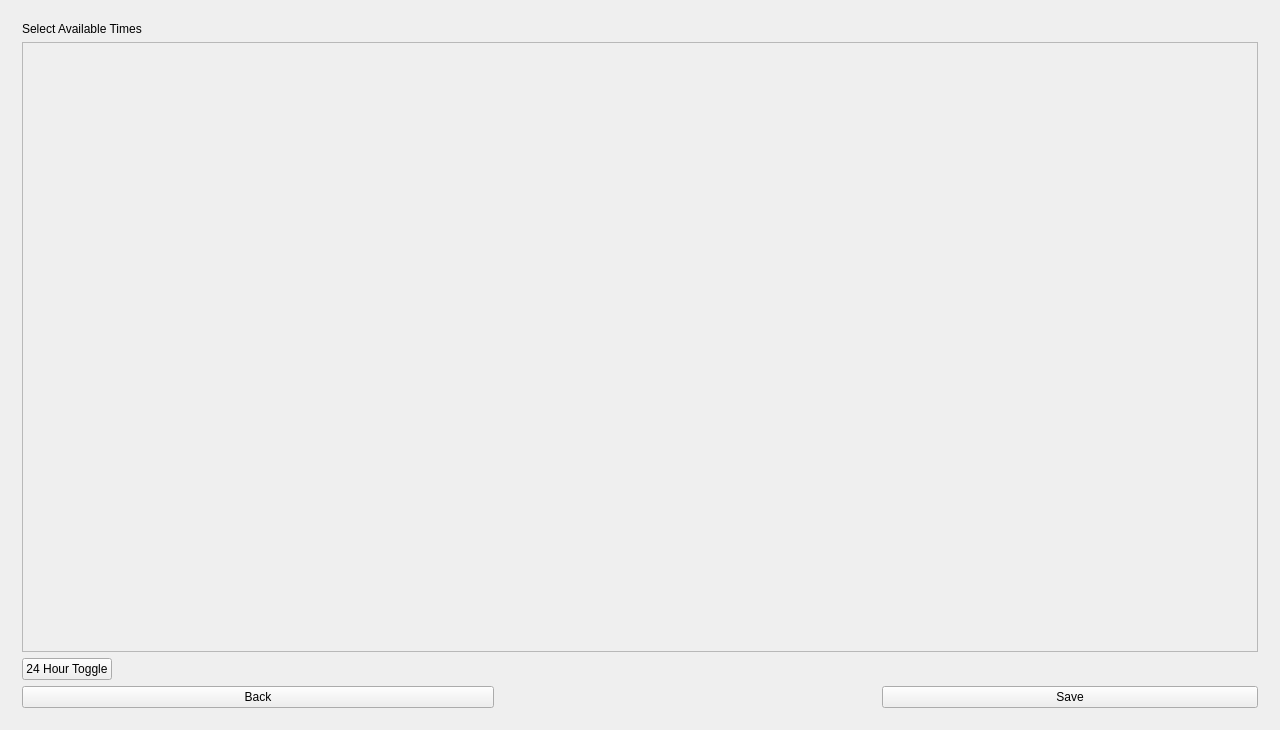
Above: src/mainwindow.ui from Team-A-Prime/EECS_448_Project_1 before the change. Below: the same form after it.
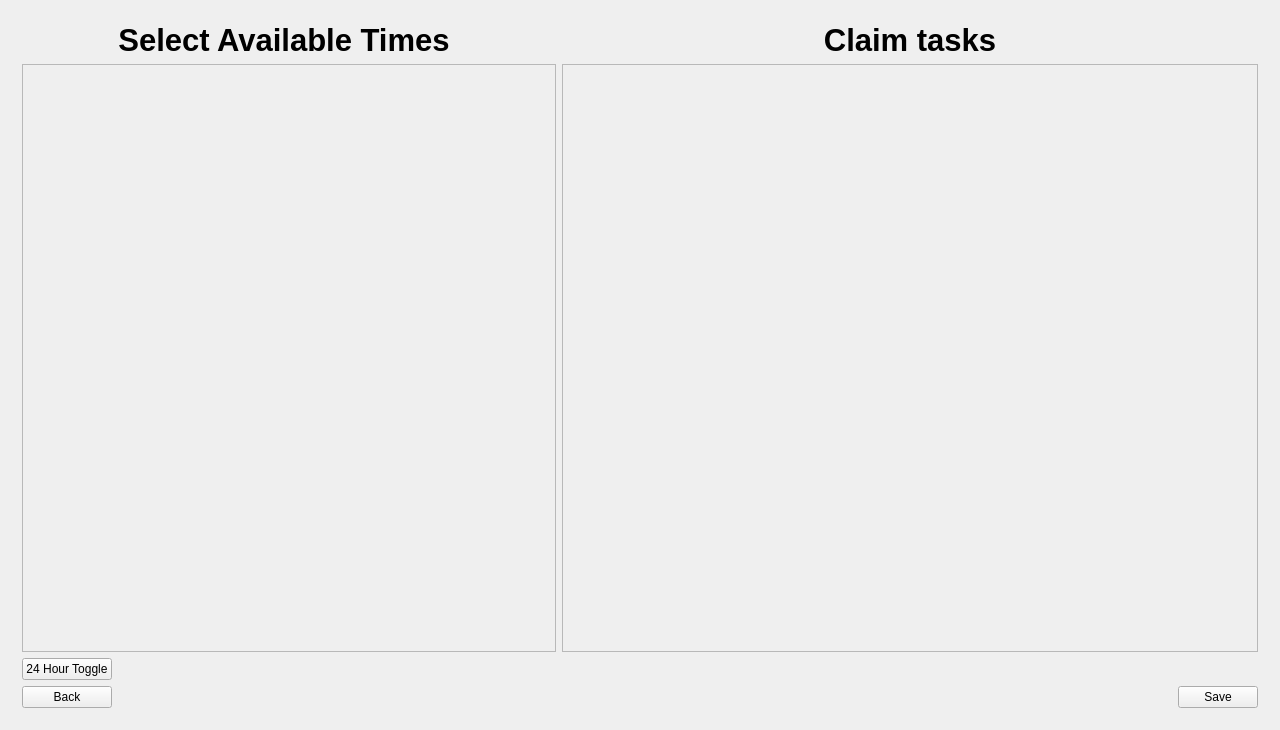
That is the form after the change. The open tabs and pages were chosen to show the change.

Commit message:
Allow attendees to claim tasks
This isn't displayed anywhere yet

Patch:
```diff
--- a/src/mainwindow.ui
+++ b/src/mainwindow.ui
@@ -610,87 +610,24 @@
        <layout class="QGridLayout" name="gridLayout_7">
         <item row="0" column="0">
          <layout class="QGridLayout" name="gridLayout_6">
-          <item row="2" column="4">
-           <spacer name="horizontalSpacer_4">
-            <property name="orientation">
-             <enum>Qt::Horizontal</enum>
+          <item row="1" column="1">
+           <widget class="QLabel" name="label_7">
+            <property name="font">
+             <font>
+              <pointsize>23</pointsize>
+              <weight>75</weight>
+              <bold>true</bold>
+             </font>
             </property>
-            <property name="sizeHint" stdset="0">
-             <size>
-              <width>40</width>
-              <height>20</height>
-             </size>
-            </property>
-           </spacer>
-          </item>
-          <item row="2" column="0" colspan="2">
-           <widget class="QPushButton" name="btnAddAttendanceToggle">
-            <property name="text">
-             <string>24 Hour Toggle</string>
-            </property>
-           </widget>
-          </item>
-          <item row="2" column="2">
-           <spacer name="horizontalSpacer_10">
-            <property name="orientation">
-             <enum>Qt::Horizontal</enum>
-            </property>
-            <property name="sizeHint" stdset="0">
-             <size>
-              <width>40</width>
-              <height>20</height>
-             </size>
-            </property>
-           </spacer>
-          </item>
-          <item row="3" column="3">
-           <spacer name="horizontalSpacer_8">
-            <property name="orientation">
-             <enum>Qt::Horizontal</enum>
-            </property>
-            <property name="sizeHint" stdset="0">
-             <size>
-              <width>40</width>
-              <height>20</height>
-             </size>
-            </property>
-           </spacer>
-          </item>
-          <item row="2" column="3">
-           <spacer name="horizontalSpacer_9">
-            <property name="orientation">
-             <enum>Qt::Horizontal</enum>
-            </property>
-            <property name="sizeHint" stdset="0">
-             <size>
-              <width>40</width>
-              <height>20</height>
-             </size>
-            </property>
-           </spacer>
-          </item>
-          <item row="3" column="4">
-           <widget class="QPushButton" name="btnAddAttendanceSave">
-            <property name="text">
-             <string>Save</string>
-            </property>
-           </widget>
-          </item>
-          <item row="3" column="0" colspan="3">
-           <widget class="QPushButton" name="btnAddAttendanceBack">
-            <property name="text">
-             <string>Back</string>
-            </property>
-           </widget>
-          </item>
-          <item row="0" column="0" colspan="5">
-           <widget class="QLabel" name="label_3">
             <property name="text">
              <string>Select Available Times</string>
             </property>
+            <property name="alignment">
+             <set>Qt::AlignCenter</set>
+            </property>
            </widget>
           </item>
-          <item row="1" column="0" colspan="5">
+          <item row="2" column="0" colspan="3">
            <widget class="QScrollArea" name="scrollArea_2">
             <property name="widgetResizable">
              <bool>true</bool>
@@ -700,14 +637,119 @@
               <rect>
                <x>0</x>
                <y>0</y>
-               <width>62</width>
-               <height>24</height>
+               <width>496</width>
+               <height>553</height>
               </rect>
              </property>
              <layout class="QGridLayout" name="gridLayout_18"/>
             </widget>
            </widget>
           </item>
+          <item row="4" column="3">
+           <layout class="QHBoxLayout" name="horizontalLayout_2">
+            <item>
+             <spacer name="horizontalSpacer_8">
+              <property name="orientation">
+               <enum>Qt::Horizontal</enum>
+              </property>
+              <property name="sizeHint" stdset="0">
+               <size>
+                <width>40</width>
+                <height>20</height>
+               </size>
+              </property>
+             </spacer>
+            </item>
+            <item>
+             <widget class="QPushButton" name="btnAddAttendanceSave">
+              <property name="text">
+               <string>Save</string>
+              </property>
+             </widget>
+            </item>
+           </layout>
+          </item>
+          <item row="2" column="3">
+           <widget class="QScrollArea" name="scrollArea_4">
+            <property name="widgetResizable">
+             <bool>true</bool>
+            </property>
+            <widget class="QWidget" name="scrollAreaWidgetContents_7">
+             <property name="geometry">
+              <rect>
+               <x>0</x>
+               <y>0</y>
+               <width>715</width>
+               <height>553</height>
+              </rect>
+             </property>
+             <layout class="QGridLayout" name="gridLayout_21"/>
+            </widget>
+           </widget>
+          </item>
+          <item row="4" column="0">
+           <widget class="QPushButton" name="btnAddAttendanceBack">
+            <property name="text">
+             <string>Back</string>
+            </property>
+           </widget>
+          </item>
+          <item row="3" column="3">
+           <spacer name="horizontalSpacer_4">
+            <property name="orientation">
+             <enum>Qt::Horizontal</enum>
+            </property>
+            <property name="sizeHint" stdset="0">
+             <size>
+              <width>40</width>
+              <height>20</height>
+             </size>
+            </property>
+           </spacer>
+          </item>
+          <item row="1" column="3">
+           <widget class="QLabel" name="label_3">
+            <property name="font">
+             <font>
+              <pointsize>23</pointsize>
+              <weight>75</weight>
+              <bold>true</bold>
+             </font>
+            </property>
+            <property name="text">
+             <string>Claim tasks</string>
+            </property>
+            <property name="alignment">
+             <set>Qt::AlignCenter</set>
+            </property>
+           </widget>
+          </item>
+          <item row="3" column="0">
+           <widget class="QPushButton" name="btnAddAttendanceToggle">
+            <property name="text">
+             <string>24 Hour Toggle</string>
+            </property>
+           </widget>
+          </item>
+          <item row="4" column="2">
+           <widget class="QLabel" name="label_8">
+            <property name="minimumSize">
+             <size>
+              <width>100</width>
+              <height>0</height>
+             </size>
+            </property>
+            <property name="frameShape">
+             <enum>QFrame::NoFrame</enum>
+            </property>
+            <property name="text">
+             <string/>
+            </property>
+            <property name="margin">
+             <number>0</number>
+            </property>
+           </widget>
+          </item>
          </layout>
         </item>
        </layout>
```
Left out of the diff: 8 changed lines with no effect on the pictures. The commit also changes 4 other files.
